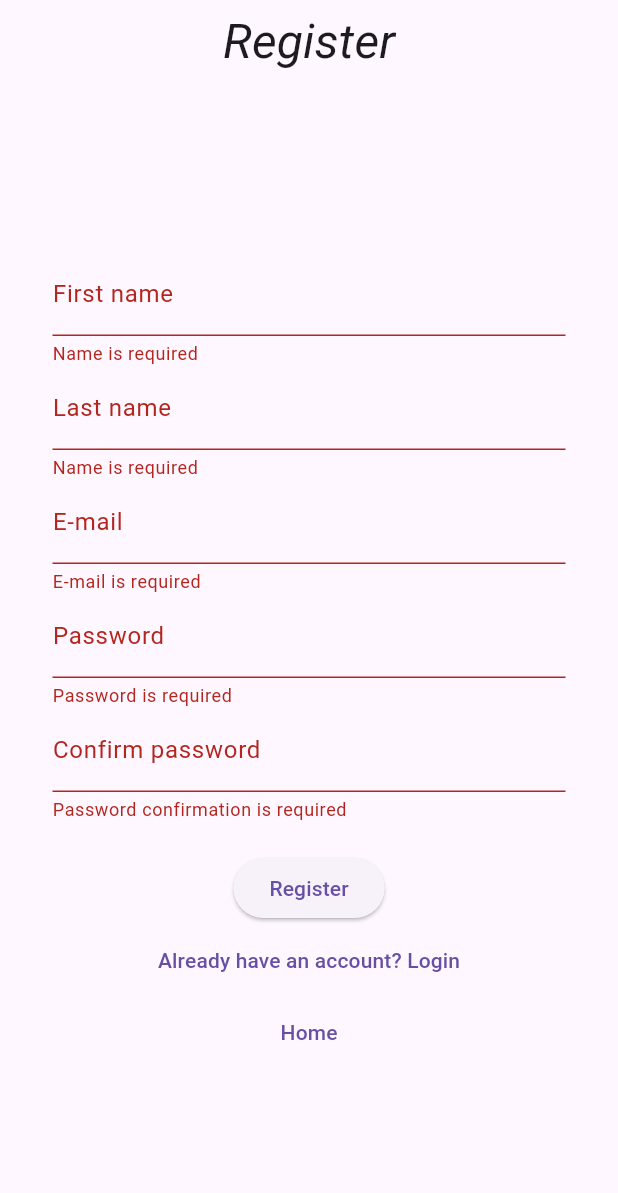
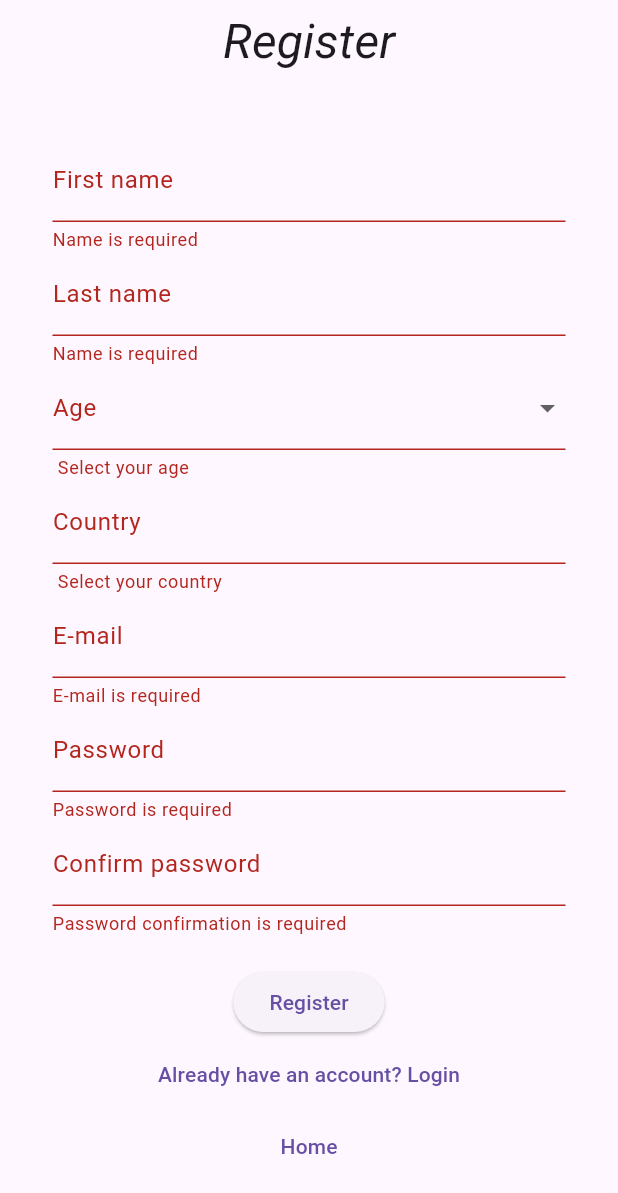
Before and after one commit to LukaszKluza/Foodini, a Flutter app: the RegisterScreen screen opened by its route, after a tap on "Register", on a phone screen of 412 x 824 dp. Shown: the top 1193 px of the screen. Run offline on Flutter 3.47's test engine with Material 3 defaults, Android fonts, the phone set to English and light mode, and no system bars; our stand-ins replace country_picker, go_router.

Commit message:
Basic login form

```diff
--- a/frontend/lib/app_router.dart
+++ b/frontend/lib/app_router.dart
@@ -1,3 +1,4 @@
+import 'package:frontend/views/screens/login_screen.dart';
 import 'package:go_router/go_router.dart';
 import 'views/screens/home_screen.dart';
 import 'views/screens/register_screen.dart';
@@ -5,6 +6,7 @@ import 'views/screens/register_screen.dart';
 final GoRouter router = GoRouter(
   routes: [
     GoRoute(path: '/', builder: (context, state) => HomeScreen()),
-    GoRoute(path: "/register", builder: (context, state) => RegisterScreen()),
+    GoRoute(path: '/register', builder: (context, state) => RegisterScreen()),
+    GoRoute(path: '/login', builder: (context, state) => LoginScreen())
   ],
 );
--- a/frontend/lib/config/app_config.dart
+++ b/frontend/lib/config/app_config.dart
@@ -5,6 +5,8 @@ class AppConfig {
   //Texts
   static const String succesfullyRegistered = 'Registered successfully';
   static const String requiredName = 'Name is required';
+  static const String requiredAge = ' Select your age';
+  static const String requiredCountry = ' Select your country';
   static const String requiredEmail = 'E-mail is required';
   static const String requiredPassword = 'Password is required';
   static const String requiredPasswordConfirmation =
@@ -20,7 +22,22 @@ class AppConfig {
   static const String welcome = 'Welcome in Foodini';
   static const String firstName = 'First name';
   static const String lastName = 'Last name';
+  static const String age = 'Age';
+  static const String country = 'Country';
   static const String email = 'E-mail';
   static const String password = 'Password';
   static const String confirmPassword = 'Confirm password';
+  static const String registrationFailed = 'Registration failed';
+
+  static const String login = 'Login';
+  static const String dontHaveAccount = 'Do not have an account';
+  static const String successfullyLoggedIn = 'Succesfully logged in';
+  static const String loginFailed = 'Login failed';
+
+  //Lists
+  static final List<int> ages = List.generate(100, (index) => index + 1);
+
+  // URLs
+  static const String registerUrl = 'http://127.0.0.1:8000/v1/users/register';
+  static const String loginUrl = 'http://127.0.0.1:8000/v1/users/login';
 }
--- a/frontend/lib/views/screens/home_screen.dart
+++ b/frontend/lib/views/screens/home_screen.dart
@@ -26,6 +26,11 @@ class HomeScreen extends StatelessWidget {
             ),
             SizedBox(height: 20),
             ElevatedButton(
+              onPressed: () => context.go('/login'),
+              child: Text(AppConfig.login),
+            ),
+            SizedBox(height: 20),
+            ElevatedButton(
               onPressed: () => context.go('/register'),
               child: Text(AppConfig.register),
             ),
--- a/frontend/lib/views/screens/register_screen.dart
+++ b/frontend/lib/views/screens/register_screen.dart
@@ -1,6 +1,9 @@
+import 'dart:convert';
 import 'package:flutter/material.dart';
 import 'package:go_router/go_router.dart';
 import 'package:frontend/config/app_config.dart';
+import 'package:http/http.dart' as http;
+import 'package:country_picker/country_picker.dart';
 
 class RegisterScreen extends StatefulWidget {
   const RegisterScreen({super.key});
@@ -11,14 +14,84 @@ class RegisterScreen extends StatefulWidget {
 
 class _RegisterScreenState extends State<RegisterScreen> {
   final _formKey = GlobalKey<FormState>();
+  final TextEditingController _firstNameController = TextEditingController();
+  final TextEditingController _lastNameController = TextEditingController();
+  final TextEditingController _countryController = TextEditingController();
+  final TextEditingController _emailController = TextEditingController();
   final TextEditingController _passwordController = TextEditingController();
+  final TextEditingController _confirmPasswordController =
+      TextEditingController();
 
-  void _register() {
-    if (_formKey.currentState!.validate()) {
+  int? _selectedAge;
+  String? _selectedCountry;
+
+  bool _isLoading = false;
+  String? _errorMessage;
+
+  void _pickCountry(BuildContext context) {
+    showCountryPicker(
+      context: context,
+      showPhoneCode: false,
+      onSelect: (Country country) {
+        setState(() {
+          _selectedCountry = country.name;
+          _countryController.text = _selectedCountry ?? '';
+        });
+      },
+    );
+  }
+
+  Future<void> _register() async {
+    if (!_formKey.currentState!.validate()) return;
+
+    setState(() {
+      _isLoading = true;
+      _errorMessage = null;
+    });
+
+    final response = await http.post(
+      Uri.parse(AppConfig.registerUrl),
+      headers: {"Content-Type": "application/json"},
+      body: jsonEncode({
+        "name": _firstNameController.text,
+        "last_name": _lastNameController.text,
+        "age": _selectedAge,
+        "country": _selectedCountry,
+        "email": _emailController.text,
+        "password": _passwordController.text,
+      }),
+    );
+
+    setState(() {
+      _isLoading = false;
+    });
+
+    if (response.statusCode == 200) {
+      if (!mounted) return;
       ScaffoldMessenger.of(
         context,
       ).showSnackBar(SnackBar(content: Text(AppConfig.succesfullyRegistered)));
+      context.go('/home'); //TODO
+    } else {
+      final responseBody = jsonDecode(response.body);
+      setState(() {
+        _errorMessage = responseBody["detail"] ?? AppConfig.registrationFailed;
+      });
     }
+  }
+
+  String? _validateAge(int? value) {
+    if (value == null) {
+      return AppConfig.requiredAge;
+    }
+    return null;
+  }
+
+  String? _validateCountry(String? value) {
+    if (_selectedCountry == null || _selectedCountry!.isEmpty) {
+    return AppConfig.requiredCountry;
+  }
+    return null;
   }
 
   String? _validateName(String? value) {
@@ -79,34 +152,77 @@ class _RegisterScreenState extends State<RegisterScreen> {
               child: Column(
                 children: [
                   TextFormField(
+                    controller: _firstNameController,
                     decoration: InputDecoration(labelText: AppConfig.firstName),
                     validator: _validateName,
                   ),
                   TextFormField(
+                    controller: _lastNameController,
                     decoration: InputDecoration(labelText: AppConfig.lastName),
                     validator: _validateName,
                   ),
+                  DropdownButtonFormField<int>(
+                    value: _selectedAge,
+                    decoration: InputDecoration(labelText: AppConfig.age),
+                    items:
+                        AppConfig.ages.map((int age) {
+                          return DropdownMenuItem<int>(
+                            value: age,
+                            child: Text(age.toString()),
+                          );
+                        }).toList(),
+                    onChanged: (int? newValue) {
+                      setState(() {
+                        _selectedAge = newValue;
+                      });
+                    },
+                    validator: (value) => _validateAge(value),
+                  ),
                   TextFormField(
+                    readOnly: true,
+                    decoration: InputDecoration(labelText: AppConfig.country),
+                    controller: _countryController,
+                    onTap:
+                        () => _pickCountry(
+                          context,
+                        ),
+                    validator: _validateCountry,
+                  ),
+                  TextFormField(
+                    controller: _emailController,
                     decoration: InputDecoration(labelText: AppConfig.email),
                     keyboardType: TextInputType.emailAddress,
                     validator: _validateEmail,
                   ),
                   TextFormField(
+                    controller: _passwordController,
                     decoration: InputDecoration(labelText: AppConfig.password),
                     obscureText: true,
-                    controller: _passwordController,
                     validator: _validatePassword,
                   ),
                   TextFormField(
-                    decoration: InputDecoration(labelText: AppConfig.confirmPassword),
+                    controller: _confirmPasswordController,
+                    decoration: InputDecoration(
+                      labelText: AppConfig.confirmPassword,
+                    ),
                     obscureText: true,
                     validator: _validateConfirmPassword,
                   ),
                   SizedBox(height: 20),
-                  ElevatedButton(
-                    onPressed: _register,
-                    child: Text(AppConfig.register),
-                  ),
+                  _isLoading
+                      ? CircularProgressIndicator()
+                      : ElevatedButton(
+                        onPressed: _register,
+                        child: Text(AppConfig.register),
+                      ),
+                  if (_errorMessage != null)
+                    Padding(
+                      padding: EdgeInsets.all(8.0),
+                      child: Text(
+                        _errorMessage!,
+                        style: TextStyle(color: Colors.red),
+                      ),
+                    ),
                   TextButton(
                     onPressed: () => context.go('/login'),
                     child: Text(AppConfig.alreadyHaveAnAccount),
--- a/frontend/pubspec.yaml
+++ b/frontend/pubspec.yaml
@@ -35,14 +35,12 @@ dependencies:
   flutter_test:
     sdk: flutter
   go_router: ^13.0.1
+  http: ^0.13.6
+  country_picker: ^2.0.27
 
   # The following adds the Cupertino Icons font to your application.
   # Use with the CupertinoIcons class for iOS style icons.
   cupertino_icons: ^1.0.8
-
-dev_dependencies:
-  flutter_test:
-    sdk: flutter
 
   # The "flutter_lints" package below contains a set of recommended lints to
   # encourage good coding practices. The lint set provided by the package is
```
Also changed, not shown: frontend/lib/views/screens/login_screen.dart (added, +137 -0 lines), frontend/pubspec.lock.
